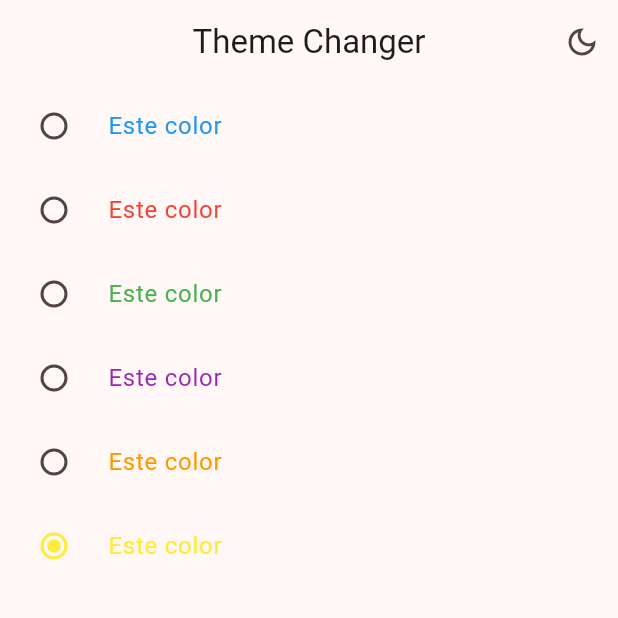
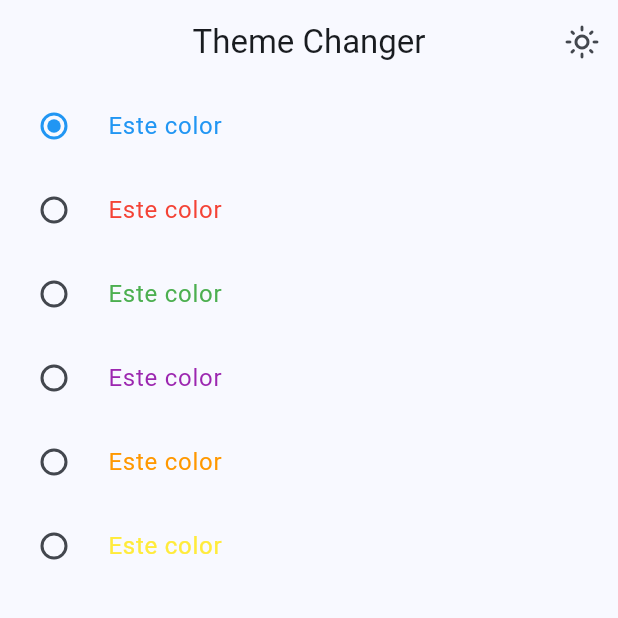
Before and after one commit to GastonGaitan/Widgets-App, a Flutter app: the ThemeChangerScreen screen opened by its route, after a tap on the "dark mode" icon, on a phone screen of 412 x 824 dp, the top half of it. Run offline on Flutter 3.47's test engine with Material 3 defaults, Android fonts, the phone set to English and light mode, and no system bars; our stand-ins replace flutter_riverpod, go_router.

Commit message:
cambiando el color

```diff
--- a/lib/config/theme/app_theme.dart
+++ b/lib/config/theme/app_theme.dart
@@ -12,14 +12,17 @@ const List<Color> colorList = <Color>[
 class AppTheme {
 
   final int selectedColor;
+  final bool isDarkMode;
 
   AppTheme({
     this.selectedColor = 0,
+    this.isDarkMode = false
   }) : assert(selectedColor >= 0, 'Selected color must be greater than 0'),
        assert(selectedColor < colorList.length, 'Selected color must be less than ${colorList.length-1}');
 
   ThemeData getTheme() => ThemeData(
     useMaterial3: true,
+    brightness: isDarkMode ? Brightness.dark : Brightness.light,
     colorSchemeSeed: colorList[selectedColor],
     appBarTheme: const AppBarTheme(
       centerTitle: true
--- a/lib/main.dart
+++ b/lib/main.dart
@@ -2,6 +2,7 @@ import 'package:flutter/material.dart';
 import 'package:flutter_riverpod/flutter_riverpod.dart';
 import 'package:widgets_app/config/router/app_router.dart';
 import 'package:widgets_app/config/theme/app_theme.dart';
+import 'package:widgets_app/presentation/providers/theme_provider.dart';
 
 void main() {
   runApp(
@@ -11,15 +12,20 @@ void main() {
   );
 }
 
-class MainApp extends StatelessWidget {
+class MainApp extends ConsumerWidget {
   const MainApp({super.key});
 
   @override
-  Widget build(BuildContext context) {
+  Widget build(BuildContext context, ref) {
+
+    final isDarkMode = ref.watch(isDarkModeProvider);
+
+    final selectedColor = ref.watch(selectedColorProvider);
+
     return MaterialApp.router(
       routerConfig: appRouter,
       debugShowCheckedModeBanner: false,
-      theme: AppTheme(selectedColor: 1).getTheme(),
+      theme: AppTheme(selectedColor: selectedColor, isDarkMode: isDarkMode).getTheme(),
     );
   }
 }
--- a/lib/presentation/providers/theme_provider.dart
+++ b/lib/presentation/providers/theme_provider.dart
@@ -4,3 +4,5 @@ import 'package:widgets_app/config/theme/app_theme.dart';
 final isDarkModeProvider = StateProvider((ref) => true);
 
 final colorListProvider = Provider((ref) => colorList);
+
+final selectedColorProvider = StateProvider((ref) => 0);
--- a/lib/presentation/screens/theme_changer/theme_changer_screen.dart
+++ b/lib/presentation/screens/theme_changer/theme_changer_screen.dart
@@ -18,7 +18,7 @@ class ThemeChangerScreen extends ConsumerWidget {
         actions: [
           IconButton(icon: Icon(isDarkMode ? Icons.dark_mode_outlined : Icons.light_mode_outlined),
           onPressed: () {
-
+            ref.read(isDarkModeProvider.notifier).state = !isDarkMode;
           })
         ],
       ),
@@ -35,6 +35,8 @@ class _ThemeChangerView extends ConsumerWidget {
 
     final List<Color> colors = ref.watch(colorListProvider);
 
+    final int selectedColor = ref.watch(selectedColorProvider);
+
     return ListView.builder(
       itemCount: colors.length,
       itemBuilder: (context, index) {
@@ -43,9 +45,9 @@ class _ThemeChangerView extends ConsumerWidget {
         title: Text('Este color', style: TextStyle(color: color)),
         value: index,
         activeColor: color,
-       groupValue: 5,
+       groupValue: selectedColor,
         onChanged: (value) {
-          // todo: notificar el cambio
+          ref.read(selectedColorProvider.notifier).state = index;
         }
       );
     });
```
